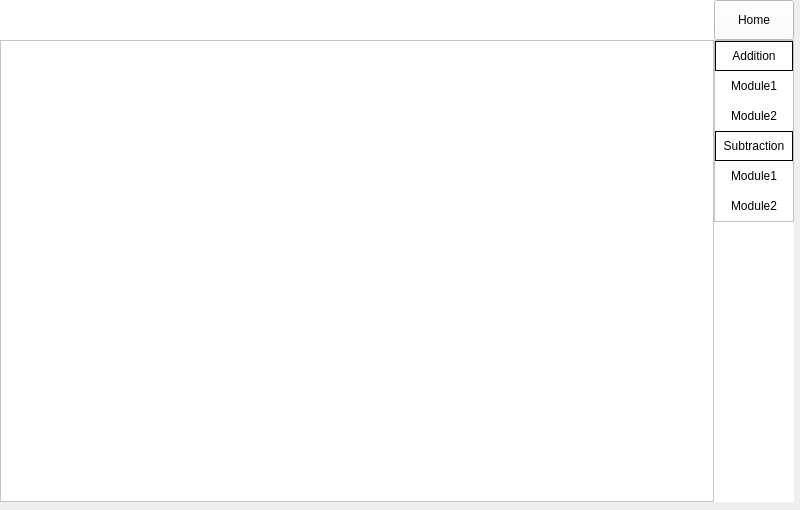
The window that screen/_ui/learning_screen.ui (pranav1416/elixir-math-quiz) describes before a commit, drawn with Qt 5.
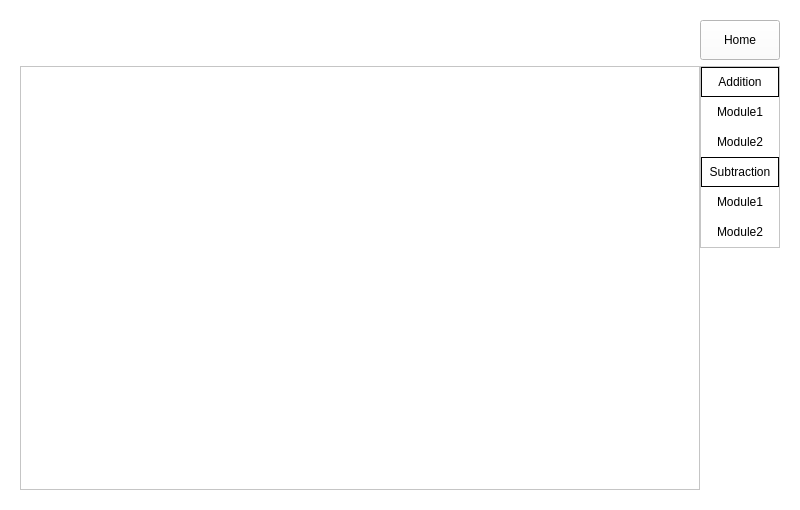
The same window after the commit. Icons and pictures are not drawn.

Commit message: fixed bugs removed practice button from nav_screen fixed ui size issues

```diff
--- a/screen/_ui/learning_screen.ui
+++ b/screen/_ui/learning_screen.ui
@@ -16,15 +16,27 @@
   <property name="layoutDirection">
    <enum>Qt::LeftToRight</enum>
   </property>
+  <property name="autoFillBackground">
+   <bool>false</bool>
+  </property>
+  <property name="styleSheet">
+   <string notr="true">background-color: rgb(255, 255, 255);</string>
+  </property>
+  <layout class="QVBoxLayout" name="verticalLayout">
+   <item>
+    <widget class="QFrame" name="frame">
+     <property name="styleSheet">
+      <string notr="true">background-color: rgb(255, 255, 255);</string>
+     </property>
+     <property name="frameShape">
+      <enum>QFrame::NoFrame</enum>
+     </property>
+     <property name="frameShadow">
+      <enum>QFrame::Raised</enum>
+     </property>
+     <layout class="QVBoxLayout" name="verticalLayout_5">
+      <item>
   <widget class="QFrame" name="topFrame">
-   <property name="geometry">
-    <rect>
-     <x>0</x>
-     <y>0</y>
-     <width>794</width>
-     <height>40</height>
-    </rect>
-   </property>
    <property name="maximumSize">
     <size>
      <width>16777215</width>
@@ -128,15 +140,9 @@
     </item>
    </layout>
   </widget>
+      </item>
+      <item>
   <widget class="QFrame" name="bottomFrame">
-   <property name="geometry">
-    <rect>
-     <x>0</x>
-     <y>40</y>
-     <width>794</width>
-     <height>462</height>
-    </rect>
-   </property>
    <property name="maximumSize">
     <size>
      <width>16777215</width>
@@ -467,6 +473,11 @@
     </item>
    </layout>
   </widget>
+      </item>
+     </layout>
+    </widget>
+   </item>
+  </layout>
  </widget>
  <resources/>
  <connections/>
```
Lines whose indentation alone changed are shown as unchanged. The commit also changes 10 other files.
